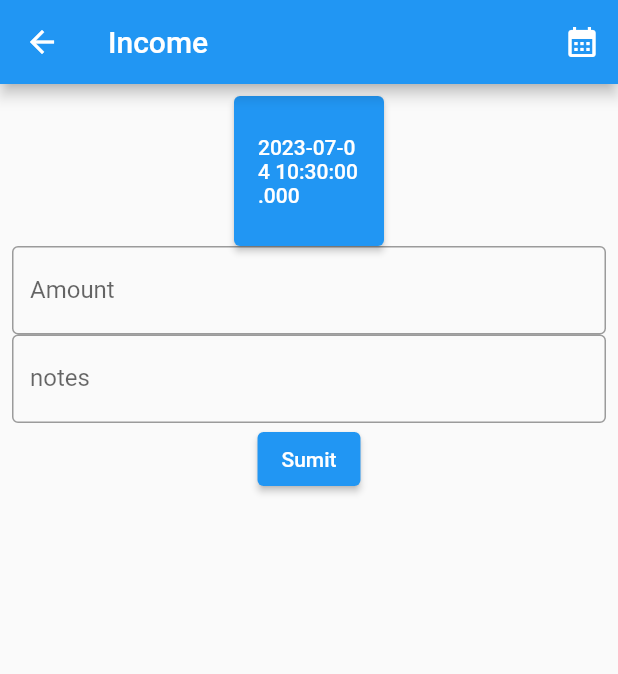
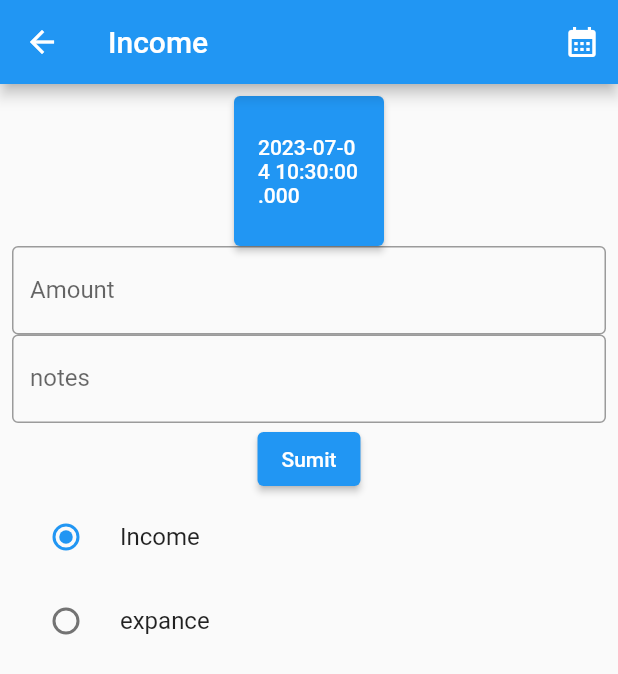
Before and after one commit to pateldixit2004/income_expence, a Flutter app: the IncomeScreen screen opened by its route, on a phone screen of 412 x 824 dp. Shown: the top 674 px of the screen. Run offline on Flutter 3.47's test engine with Material 2 defaults, Android fonts, the phone set to English and light mode, and no system bars; our stand-ins replace get, sqflite; accounts and stored records are empty; statements that could not run were skipped.

Commit message:
update/delete

```diff
--- a/lib/screen/controller/income_controller.dart
+++ b/lib/screen/controller/income_controller.dart
@@ -32,7 +32,6 @@ class Incomecontroller extends GetxController
     'Education',"Food","Home maintance","Salary","Investment"
   ].obs;
 
-  RxString? selctExpance;
-
+  RxString selctExpance="Income".obs;
 
 }
--- a/lib/screen/view/income_screen.dart
+++ b/lib/screen/view/income_screen.dart
@@ -100,6 +100,21 @@ class _IncomeScreenState extends State<IncomeScreen> {
                 },
                 child: Text("Sumit"),
               ),
+
+              Obx(() =>  RadioListTile(value: "Income", groupValue: controller.selctExpance.value, onChanged:(value) {
+                  // controller.changeIncome(value!);
+                  controller.selctExpance.value=value! ;
+                }, title:Text( "Income"),),
+              ),
+              Obx(
+                () =>  RadioListTile(value: "Expance", groupValue: controller.selctExpance.value, onChanged:(value) {
+                  controller.selctExpance.value=value!;
+                  // controller.changeIncome(value!);
+                },title: Text( "expance"),),
+              ),
+
+
+
               // Container(
               //   height: 200,
               //   child: Column(
```
